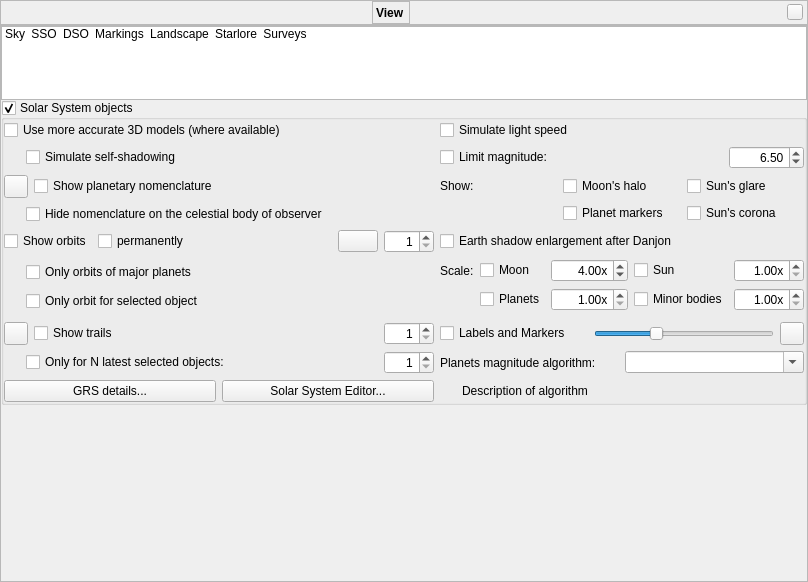
This is src/gui/viewDialog.ui in Stellarium/stellarium as Qt 5 draws it before an edit. The edited form follows.
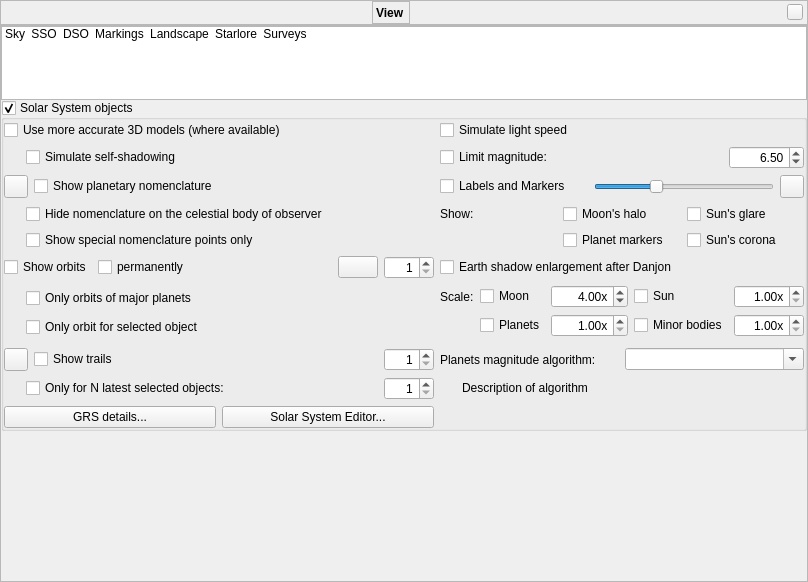
This is the edited form. The open tabs and pages were chosen to show the change. Icons and pictures are not drawn. Custom widgets are drawn as their Qt base class.

Commit message: Added ability to show only special nomenclature points (fix #2748)

```diff
--- a/src/gui/viewDialog.ui
+++ b/src/gui/viewDialog.ui
@@ -1296,6 +1296,19 @@
           <property name="spacing">
            <number>0</number>
           </property>
+          <item row="4" column="0">
+           <spacer name="verticalSpacer">
+            <property name="orientation">
+             <enum>Qt::Vertical</enum>
+            </property>
+            <property name="sizeHint" stdset="0">
+             <size>
+              <width>20</width>
+              <height>40</height>
+             </size>
+            </property>
+           </spacer>
+          </item>
           <item row="3" column="0">
            <widget class="QGroupBox" name="planetsGroupBox">
             <property name="title">
@@ -1320,7 +1333,157 @@
              <property name="bottomMargin">
               <number>0</number>
              </property>
-             <item row="6" column="0">
+             <item row="2" column="1">
+              <layout class="QHBoxLayout" name="horizontalLayout_17">
+               <item>
+                <widget class="QCheckBox" name="planetLabelCheckBox">
+                 <property name="text">
+                  <string>Labels and Markers</string>
+                 </property>
+                </widget>
+               </item>
+               <item>
+                <widget class="QSlider" name="planetsLabelsHorizontalSlider">
+                 <property name="sizePolicy">
+                  <sizepolicy hsizetype="Preferred" vsizetype="Fixed">
+                   <horstretch>0</horstretch>
+                   <verstretch>0</verstretch>
+                  </sizepolicy>
+                 </property>
+                 <property name="minimumSize">
+                  <size>
+                   <width>180</width>
+                   <height>0</height>
+                  </size>
+                 </property>
+                 <property name="value">
+                  <number>33</number>
+                 </property>
+                 <property name="orientation">
+                  <enum>Qt::Horizontal</enum>
+                 </property>
+                </widget>
+               </item>
+               <item>
+                <widget class="QToolButton" name="planetLabelColor">
+                 <property name="toolTip">
+                  <string>Color of planet labels</string>
+                 </property>
+                </widget>
+               </item>
+              </layout>
+             </item>
+             <item row="12" column="1">
+              <layout class="QHBoxLayout" name="horizontalLayout_6">
+               <item>
+                <widget class="QLabel" name="planetDetailsLabel">
+                 <property name="toolTip">
+                  <string>Planets magnitude algorithm</string>
+                 </property>
+                 <property name="text">
+                  <string>Planets magnitude algorithm:</string>
+                 </property>
+                </widget>
+               </item>
+               <item>
+                <widget class="QComboBox" name="planetMagnitudeAlgorithmComboBox">
+                 <property name="editable">
+                  <bool>true</bool>
+                 </property>
+                 <property name="insertPolicy">
+                  <enum>QComboBox::NoInsert</enum>
+                 </property>
+                </widget>
+               </item>
+              </layout>
+             </item>
+             <item row="12" column="0">
+              <layout class="QHBoxLayout" name="horizontalLayout_19">
+               <item>
+                <widget class="QToolButton" name="planetTrailsColor">
+                 <property name="toolTip">
+                  <string>Color of trails</string>
+                 </property>
+                </widget>
+               </item>
+               <item>
+                <widget class="QCheckBox" name="planetTrailsCheckBox">
+                 <property name="text">
+                  <string>Show trails</string>
+                 </property>
+                </widget>
+               </item>
+               <item>
+                <widget class="QSpinBox" name="planetTrailsThicknessSpinBox">
+                 <property name="maximumSize">
+                  <size>
+                   <width>50</width>
+                   <height>16777215</height>
+                  </size>
+                 </property>
+                 <property name="toolTip">
+                  <string>Trails thickness in pixels</string>
+                 </property>
+                 <property name="alignment">
+                  <set>Qt::AlignRight|Qt::AlignTrailing|Qt::AlignVCenter</set>
+                 </property>
+                 <property name="minimum">
+                  <number>1</number>
+                 </property>
+                 <property name="maximum">
+                  <number>5</number>
+                 </property>
+                </widget>
+               </item>
+              </layout>
+             </item>
+             <item row="8" column="1">
+              <widget class="QCheckBox" name="shadowEnlargementDanjonCheckBox">
+               <property name="toolTip">
+                <string>Astronomical Almanac (default) has 2% enlargement, Danjon (1951) uses a slightly different model</string>
+               </property>
+               <property name="text">
+                <string>Earth shadow enlargement after Danjon</string>
+               </property>
+              </widget>
+             </item>
+             <item row="1" column="1">
+              <layout class="QHBoxLayout" name="planetLimMagHorizontalLayout">
+               <item>
+                <widget class="QCheckBox" name="planetLimitMagnitudeCheckBox">
+                 <property name="toolTip">
+                  <string>Limit the magnitude of solar system objects</string>
+                 </property>
+                 <property name="text">
+                  <string>Limit magnitude:</string>
+                 </property>
+                </widget>
+               </item>
+               <item>
+                <widget class="QDoubleSpinBox" name="planetLimitMagnitudeDoubleSpinBox">
+                 <property name="maximumSize">
+                  <size>
+                   <width>75</width>
+                   <height>16777215</height>
+                  </size>
+                 </property>
+                 <property name="alignment">
+                  <set>Qt::AlignRight|Qt::AlignTrailing|Qt::AlignVCenter</set>
+                 </property>
+                 <property name="maximum">
+                  <double>22.000000000000000</double>
+                 </property>
+                 <property name="singleStep">
+                  <double>0.100000000000000</double>
+                 </property>
+                 <property name="value">
+                  <double>6.500000000000000</double>
+                 </property>
+                </widget>
+               </item>
+              </layout>
+             </item>
+             <item row="8" column="0">
               <layout class="QHBoxLayout" name="horizontalLayout_16">
                <property name="bottomMargin">
                 <number>0</number>
@@ -1406,89 +1569,183 @@
                </item>
               </layout>
              </item>
-             <item row="10" column="0">
-              <layout class="QHBoxLayout" name="horizontalLayout_19">
-               <item>
-                <widget class="QToolButton" name="planetTrailsColor">
-                 <property name="toolTip">
-                  <string>Color of trails</string>
-                 </property>
-                </widget>
-               </item>
-               <item>
-                <widget class="QCheckBox" name="planetTrailsCheckBox">
-                 <property name="text">
-                  <string>Show trails</string>
-                 </property>
-                </widget>
-               </item>
-               <item>
-                <widget class="QSpinBox" name="planetTrailsThicknessSpinBox">
-                 <property name="maximumSize">
-                  <size>
-                   <width>50</width>
-                   <height>16777215</height>
-                  </size>
-                 </property>
-                 <property name="toolTip">
-                  <string>Trails thickness in pixels</string>
-                 </property>
-                 <property name="alignment">
-                  <set>Qt::AlignRight|Qt::AlignTrailing|Qt::AlignVCenter</set>
-                 </property>
-                 <property name="minimum">
-                  <number>1</number>
-                 </property>
-                 <property name="maximum">
-                  <number>5</number>
-                 </property>
-                </widget>
-               </item>
-              </layout>
-             </item>
              <item row="2" column="0">
-              <layout class="QVBoxLayout" name="verticalLayout_2">
+              <layout class="QHBoxLayout" name="horizontalLayout_9">
                <item>
-                <layout class="QHBoxLayout" name="horizontalLayout_9">
-                 <item>
-                  <widget class="QToolButton" name="planetNomenclatureColor">
-                   <property name="toolTip">
-                    <string>Color of nomenclature labels</string>
-                   </property>
-                   <property name="text">
-                    <string/>
-                   </property>
-                  </widget>
-                 </item>
-                 <item>
-                  <widget class="QCheckBox" name="planetNomenclatureCheckBox">
-                   <property name="toolTip">
-                    <string>Show hints and labels for planetary features</string>
-                   </property>
-                   <property name="text">
-                    <string>Show planetary nomenclature</string>
-                   </property>
-                  </widget>
-                 </item>
-                </layout>
+                <widget class="QToolButton" name="planetNomenclatureColor">
+                 <property name="toolTip">
+                  <string>Color of nomenclature labels</string>
+                 </property>
+                 <property name="text">
+                  <string/>
+                 </property>
+                </widget>
                </item>
                <item>
-                <layout class="QHBoxLayout" name="horizontalLayout_13">
-                 <property name="leftMargin">
-                  <number>22</number>
+                <widget class="QCheckBox" name="planetNomenclatureCheckBox">
+                 <property name="toolTip">
+                  <string>Show hints and labels for planetary features</string>
                  </property>
-                 <item>
-                  <widget class="QCheckBox" name="hidePlanetNomenclatureCheckBox">
-                   <property name="text">
-                    <string>Hide nomenclature on the celestial body of observer</string>
-                   </property>
-                  </widget>
-                 </item>
-                </layout>
+                 <property name="text">
+                  <string>Show planetary nomenclature</string>
+                 </property>
+                </widget>
                </item>
               </layout>
              </item>
-             <item row="8" column="1">
+             <item row="13" column="0">
+              <layout class="QHBoxLayout" name="horizontalLayout_18">
+               <property name="leftMargin">
+                <number>22</number>
+               </property>
+               <item>
+                <widget class="QCheckBox" name="planetIsolatedTrailsCheckBox">
+                 <property name="toolTip">
+                  <string>Deactivate this option if you want to see the trails for all Solar system bodies.</string>
+                 </property>
+                 <property name="text">
+                  <string>Only for N latest selected objects:</string>
+                 </property>
+                </widget>
+               </item>
+               <item>
+                <widget class="QSpinBox" name="planetIsolatedTrailsSpinBox">
+                 <property name="maximumSize">
+                  <size>
+                   <width>50</width>
+                   <height>16777213</height>
+                  </size>
+                 </property>
+                 <property name="alignment">
+                  <set>Qt::AlignRight|Qt::AlignTrailing|Qt::AlignVCenter</set>
+                 </property>
+                 <property name="minimum">
+                  <number>1</number>
+                 </property>
+                 <property name="maximum">
+                  <number>5</number>
+                 </property>
+                 <property name="value">
+                  <number>1</number>
+                 </property>
+                </widget>
+               </item>
+              </layout>
+             </item>
+             <item row="10" column="0">
+              <layout class="QVBoxLayout" name="verticalLayout">
+               <property name="leftMargin">
+                <number>22</number>
+               </property>
+               <item>
+                <widget class="QCheckBox" name="planetOrbitOnlyCheckBox">
+                 <property name="text">
+                  <string>Only orbits of major planets</string>
+                 </property>
+                </widget>
+               </item>
+               <item>
+                <widget class="QCheckBox" name="planetIsolatedOrbitCheckBox">
+                 <property name="toolTip">
+                  <string>Deactivate this option if you want to see orbit for selected planet and its moons.</string>
+                 </property>
+                 <property name="text">
+                  <string>Only orbit for selected object</string>
+                 </property>
+                </widget>
+               </item>
+              </layout>
+             </item>
+             <item row="3" column="1">
+              <layout class="QGridLayout" name="gridLayout_9">
+               <item row="0" column="2">
+                <widget class="QCheckBox" name="drawSunGlareCheckBox">
+                 <property name="toolTip">
+                  <string>Toggle drawing Sun's glare</string>
+                 </property>
+                 <property name="text">
+                  <string>Sun's glare</string>
+                 </property>
+                </widget>
+               </item>
+               <item row="0" column="0">
+                <widget class="QLabel" name="labelShow">
+                 <property name="text">
+                  <string>Show:</string>
+                 </property>
+                </widget>
+               </item>
+               <item row="0" column="1">
+                <widget class="QCheckBox" name="drawMoonHaloCheckBox">
+                 <property name="toolTip">
+                  <string>Toggle drawing halo around the Moon</string>
+                 </property>
+                 <property name="text">
+                  <string>Moon's halo</string>
+                 </property>
+                </widget>
+               </item>
+               <item row="1" column="2">
+                <widget class="QCheckBox" name="drawSunCoronaCheckBox">
+                 <property name="toolTip">
+                  <string>Toggle permanent drawing of Sun's corona when atmosphere is disabled</string>
+                 </property>
+                 <property name="text">
+                  <string>Sun's corona</string>
+                 </property>
+                </widget>
+               </item>
+               <item row="1" column="1">
+                <widget class="QCheckBox" name="planetMarkerCheckBox">
+                 <property name="text">
+                  <string>Planet markers</string>
+                 </property>
+                </widget>
+               </item>
+              </layout>
+             </item>
+             <item row="0" column="0">
+              <widget class="QCheckBox" name="planetUseObjModelsCheckBox">
+               <property name="toolTip">
+                <string/>
+               </property>
+               <property name="text">
+                <string>Use more accurate 3D models (where available)</string>
+               </property>
+              </widget>
+             </item>
+             <item row="0" column="1">
+              <widget class="QCheckBox" name="planetLightSpeedCheckBox">
+               <property name="toolTip">
+                <string>Activate this option to simulate the effect of real speed of light (recommended).</string>
+               </property>
+               <property name="text">
+                <string>Simulate light speed</string>
+               </property>
+              </widget>
+             </item>
+             <item row="14" column="0">
+              <layout class="QHBoxLayout" name="horizontalLayout_15">
+               <item>
+                <widget class="QPushButton" name="pushButtonGrsDetails">
+                 <property name="toolTip">
+                  <string>Jupiter's Great Red Spot...</string>
+                 </property>
+                 <property name="text">
+                  <string>GRS details...</string>
+                 </property>
+                </widget>
+               </item>
+               <item>
+                <widget class="QPushButton" name="pushButtonSSE">
+                 <property name="text">
+                  <string>Solar System Editor...</string>
+                 </property>
+                </widget>
+               </item>
+              </layout>
+             </item>
+             <item row="10" column="1">
               <layout class="QGridLayout" name="gridLayout_5">
                <property name="bottomMargin">
                 <number>5</number>
@@ -1642,41 +1899,22 @@
                </item>
               </layout>
              </item>
-             <item row="10" column="1">
-              <layout class="QHBoxLayout" name="horizontalLayout_17">
+             <item row="3" column="0">
+              <layout class="QVBoxLayout" name="verticalLayout_2">
+               <property name="leftMargin">
+                <number>22</number>
+               </property>
                <item>
-                <widget class="QCheckBox" name="planetLabelCheckBox">
+                <widget class="QCheckBox" name="hidePlanetNomenclatureCheckBox">
                  <property name="text">
-                  <string>Labels and Markers</string>
+                  <string>Hide nomenclature on the celestial body of observer</string>
                  </property>
                 </widget>
                </item>
                <item>
-                <widget class="QSlider" name="planetsLabelsHorizontalSlider">
-                 <property name="sizePolicy">
-                  <sizepolicy hsizetype="Preferred" vsizetype="Fixed">
-                   <horstretch>0</horstretch>
-                   <verstretch>0</verstretch>
-                  </sizepolicy>
-                 </property>
-                 <property name="minimumSize">
-                  <size>
-                   <width>180</width>
-                   <height>0</height>
-                  </size>
-                 </property>
-                 <property name="value">
-                  <number>33</number>
-                 </property>
-                 <property name="orientation">
-                  <enum>Qt::Horizontal</enum>
-                 </property>
-                </widget>
-               </item>
-               <item>
-                <widget class="QToolButton" name="planetLabelColor">
-                 <property name="toolTip">
-                  <string>Color of planet labels</string>
+                <widget class="QCheckBox" name="showSpecialNomenclatureOnlyCheckBox">
+                 <property name="text">
+                  <string>Show special nomenclature points only</string>
                  </property>
                 </widget>
                </item>
@@ -1699,230 +1937,8 @@
                </item>
               </layout>
              </item>
-             <item row="1" column="1">
-              <layout class="QHBoxLayout" name="planetLimMagHorizontalLayout">
-               <item>
-                <widget class="QCheckBox" name="planetLimitMagnitudeCheckBox">
-                 <property name="toolTip">
-                  <string>Limit the magnitude of solar system objects</string>
-                 </property>
-                 <property name="text">
-                  <string>Limit magnitude:</string>
-                 </property>
-                </widget>
-               </item>
-               <item>
-                <widget class="QDoubleSpinBox" name="planetLimitMagnitudeDoubleSpinBox">
-                 <property name="maximumSize">
-                  <size>
-                   <width>75</width>
-                   <height>16777215</height>
-                  </size>
-                 </property>
-                 <property name="alignment">
-                  <set>Qt::AlignRight|Qt::AlignTrailing|Qt::AlignVCenter</set>
-                 </property>
-                 <property name="maximum">
-                  <double>22.000000000000000</double>
-                 </property>
-                 <property name="singleStep">
-                  <double>0.100000000000000</double>
-                 </property>
-                 <property name="value">
-                  <double>6.500000000000000</double>
-                 </property>
-                </widget>
-               </item>
-              </layout>
-             </item>
-             <item row="6" column="1">
-              <widget class="QCheckBox" name="shadowEnlargementDanjonCheckBox">
-               <property name="toolTip">
-                <string>Astronomical Almanac (default) has 2% enlargement, Danjon (1951) uses a slightly different model</string>
-               </property>
-               <property name="text">
-                <string>Earth shadow enlargement after Danjon</string>
-               </property>
-              </widget>
-             </item>
-             <item row="8" column="0">
-              <layout class="QVBoxLayout" name="verticalLayout">
-               <property name="leftMargin">
-                <number>22</number>
-               </property>
-               <item>
-                <widget class="QCheckBox" name="planetOrbitOnlyCheckBox">
-                 <property name="text">
-                  <string>Only orbits of major planets</string>
-                 </property>
-                </widget>
-               </item>
-               <item>
-                <widget class="QCheckBox" name="planetIsolatedOrbitCheckBox">
-                 <property name="toolTip">
-                  <string>Deactivate this option if you want to see orbit for selected planet and its moons.</string>
-                 </property>
-                 <property name="text">
-                  <string>Only orbit for selected object</string>
-                 </property>
-                </widget>
-               </item>
-              </layout>
-             </item>
-             <item row="0" column="1">
-              <widget class="QCheckBox" name="planetLightSpeedCheckBox">
-               <property name="toolTip">
-                <string>Activate this option to simulate the effect of real speed of light (recommended).</string>
-               </property>
-               <property name="text">
-                <string>Simulate light speed</string>
-               </property>
-              </widget>
-             </item>
-             <item row="0" column="0">
-              <widget class="QCheckBox" name="planetUseObjModelsCheckBox">
-               <property name="toolTip">
-                <string/>
-               </property>
-               <property name="text">
-                <string>Use more accurate 3D models (where available)</string>
-               </property>
-              </widget>
-             </item>
-             <item row="11" column="0">
-              <layout class="QHBoxLayout" name="horizontalLayout_18">
-               <property name="leftMargin">
-                <number>22</number>
-               </property>
-               <item>
-                <widget class="QCheckBox" name="planetIsolatedTrailsCheckBox">
-                 <property name="toolTip">
-                  <string>Deactivate this option if you want to see the trails for all Solar system bodies.</string>
-                 </property>
-                 <property name="text">
-                  <string>Only for N latest selected objects:</string>
-                 </property>
-                </widget>
-               </item>
-               <item>
-                <widget class="QSpinBox" name="planetIsolatedTrailsSpinBox">
-                 <property name="maximumSize">
-                  <size>
-                   <width>50</width>
-                   <height>16777213</height>
-                  </size>
-                 </property>
-                 <property name="alignment">
-                  <set>Qt::AlignRight|Qt::AlignTrailing|Qt::AlignVCenter</set>
-                 </property>
-                 <property name="minimum">
-                  <number>1</number>
-                 </property>
-                 <property name="maximum">
-                  <number>5</number>
-                 </property>
-                 <property name="value">
-                  <number>1</number>
-                 </property>
-                </widget>
-               </item>
-              </layout>
-             </item>
-             <item row="2" column="1">
-              <layout class="QGridLayout" name="gridLayout_9">
-               <item row="0" column="2">
-                <widget class="QCheckBox" name="drawSunGlareCheckBox">
-                 <property name="toolTip">
-                  <string>Toggle drawing Sun's glare</string>
-                 </property>
-                 <property name="text">
-                  <string>Sun's glare</string>
-                 </property>
-                </widget>
-               </item>
-               <item row="0" column="0">
-                <widget class="QLabel" name="labelShow">
-                 <property name="text">
-                  <string>Show:</string>
-                 </property>
-                </widget>
-               </item>
-               <item row="0" column="1">
-                <widget class="QCheckBox" name="drawMoonHaloCheckBox">
-                 <property name="toolTip">
-                  <string>Toggle drawing halo around the Moon</string>
-                 </property>
-                 <property name="text">
-                  <string>Moon's halo</string>
-                 </property>
-                </widget>
-               </item>
-               <item row="1" column="2">
-                <widget class="QCheckBox" name="drawSunCoronaCheckBox">
-                 <property name="toolTip">
-                  <string>Toggle permanent drawing of Sun's corona when atmosphere is disabled</string>
-                 </property>
-                 <property name="text">
-                  <string>Sun's corona</string>
-                 </property>
-                </widget>
-               </item>
-               <item row="1" column="1">
-                <widget class="QCheckBox" name="planetMarkerCheckBox">
-                 <property name="text">
-                  <string>Planet markers</string>
-                 </property>
-                </widget>
-               </item>
-              </layout>
-             </item>
-             <item row="12" column="0">
-              <layout class="QHBoxLayout" name="horizontalLayout_15">
-               <item>
-                <widget class="QPushButton" name="pushButtonGrsDetails">
-                 <property name="toolTip">
-                  <string>Jupiter's Great Red Spot...</string>
-                 </property>
-                 <property name="text">
-                  <string>GRS details...</string>
-                 </property>
-                </widget>
-               </item>
-               <item>
-                <widget class="QPushButton" name="pushButtonSSE">
-                 <property name="text">
-                  <string>Solar System Editor...</string>
-                 </property>
-                </widget>
-               </item>
-              </layout>
-             </item>
-             <item row="11" column="1">
-              <layout class="QHBoxLayout" name="horizontalLayout_6">
-               <item>
-                <widget class="QLabel" name="planetDetailsLabel">
-                 <property name="toolTip">
-                  <string>Planets magnitude algorithm</string>
-                 </property>
-                 <property name="text">
-                  <string>Planets magnitude algorithm:</string>
-                 </property>
-                </widget>
-               </item>
-               <item>
-                <widget class="QComboBox" name="planetMagnitudeAlgorithmComboBox">
-                 <property name="editable">
-                  <bool>true</bool>
-                 </property>
-                 <property name="insertPolicy">
-                  <enum>QComboBox::NoInsert</enum>
-                 </property>
-                </widget>
-               </item>
-              </layout>
-             </item>
-             <item row="12" column="1">
-              <layout class="QHBoxLayout" name="horizontalLayout_3">
+             <item row="13" column="1">
+              <layout class="QVBoxLayout" name="verticalLayout_3">
                <property name="leftMargin">
                 <number>22</number>
                </property>
@@ -1947,19 +1963,6 @@
             </layout>
            </widget>
           </item>
-          <item row="4" column="0">
-           <spacer name="verticalSpacer">
-            <property name="orientation">
-             <enum>Qt::Vertical</enum>
-            </property>
-            <property name="sizeHint" stdset="0">
-             <size>
-              <width>20</width>
-              <height>40</height>
-             </size>
-            </property>
-           </spacer>
-          </item>
          </layout>
         </widget>
         <widget class="QWidget" name="page_DSO">
```
The commit also changes 6 other files.
